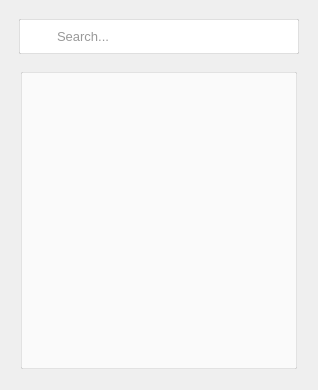
Qt form ui/clipboard_history.ui (hongzhe12/NiceBoard) before a commit.
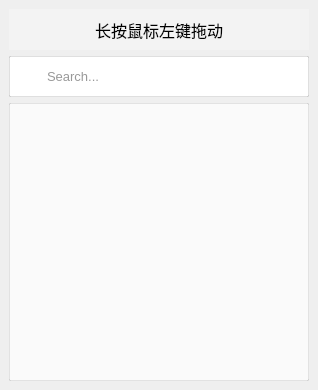
The same form after that commit. Icons and pictures are not drawn.

Commit message:
feat(ui): 优化剪贴板历史窗口界面与交互
- 调整搜索框和列表组件的布局顺序与样式
- 移除不必要的边距设置，统一界面风格
- 增加提示标签"长按鼠标左键拖动"
- 更新UI编译器版本至6.10.1
- 修复部分样式字符串拼接问题
- 调整窗口尺寸及组件最小高度
- 优化滚动条样式与按钮样式
- 增强表单对话框布局与动态尺寸计算
- 改进系统托盘图标点击事件处理逻辑
- 支持双击托盘图标唤出主界面并居中显示

```diff
--- a/ui/clipboard_history.ui
+++ b/ui/clipboard_history.ui
@@ -73,7 +73,6 @@
     padding: 0;
     outline: none;
     font-size: 13px;
-    margin: 12px;
     color: #333333;  /* 深色文字 */
 }
 
@@ -270,7 +269,14 @@
   </property>
   <widget class="QWidget" name="centralwidget">
    <layout class="QGridLayout" name="gridLayout">
-    <item row="0" column="0">
+    <item row="5" column="0">
+     <widget class="QListWidget" name="history_list">
+      <property name="styleSheet">
+       <string notr="true"/>
+      </property>
+     </widget>
+    </item>
+    <item row="3" column="0">
      <widget class="QLineEdit" name="search_box">
       <property name="minimumSize">
        <size>
@@ -279,17 +285,35 @@
        </size>
       </property>
       <property name="styleSheet">
-       <string notr="true">margin: 10px 10px 0 10px;</string>
+       <string notr="true">margin: 0 0 0 0</string>
       </property>
       <property name="placeholderText">
        <string>Search...</string>
       </property>
      </widget>
     </item>
-    <item row="1" column="0">
-     <widget class="QListWidget" name="history_list">
+    <item row="2" column="0">
+     <widget class="QLabel" name="label">
+      <property name="minimumSize">
+       <size>
+        <width>0</width>
+        <height>41</height>
+       </size>
+      </property>
+      <property name="font">
+       <font>
+        <family>微软雅黑</family>
+        <pointsize>12</pointsize>
+       </font>
+      </property>
       <property name="styleSheet">
-       <string notr="true"/>
+       <string notr="true">background-color: rgb(243, 243, 243);</string>
+      </property>
+      <property name="text">
+       <string>长按鼠标左键拖动</string>
+      </property>
+      <property name="alignment">
+       <set>Qt::AlignmentFlag::AlignCenter</set>
       </property>
      </widget>
     </item>
```
The commit also changes 4 other files.
